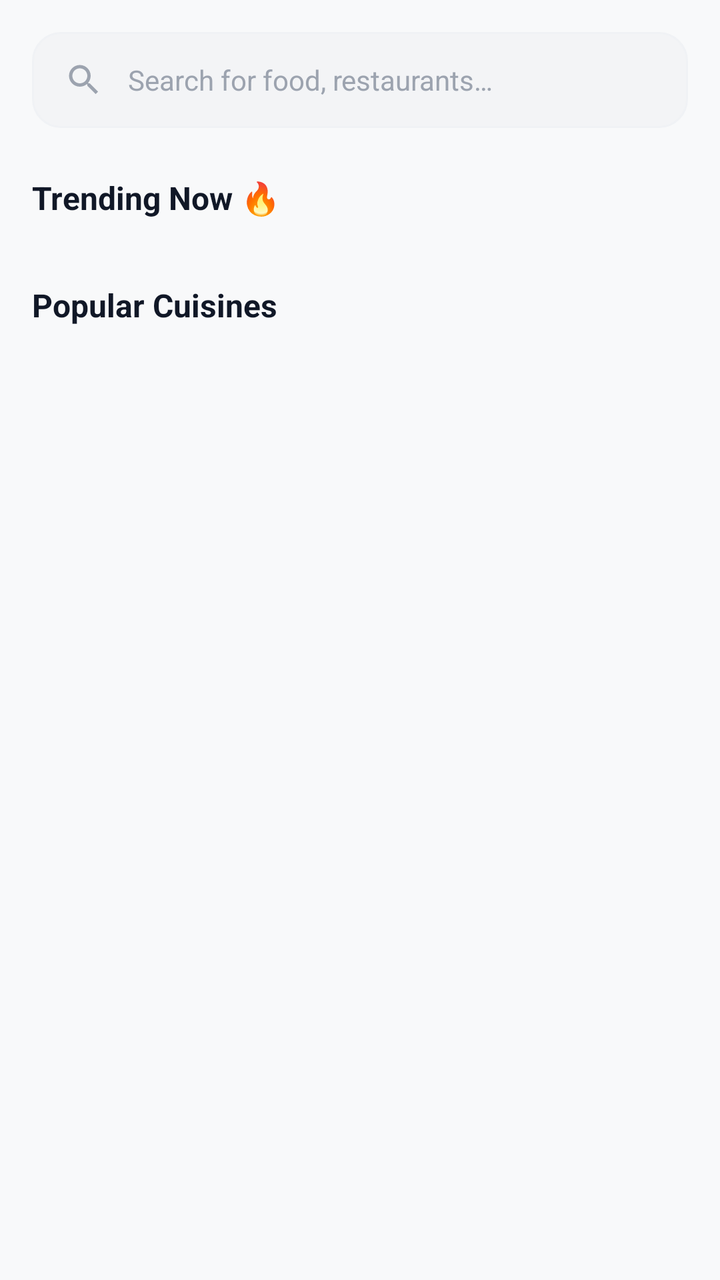
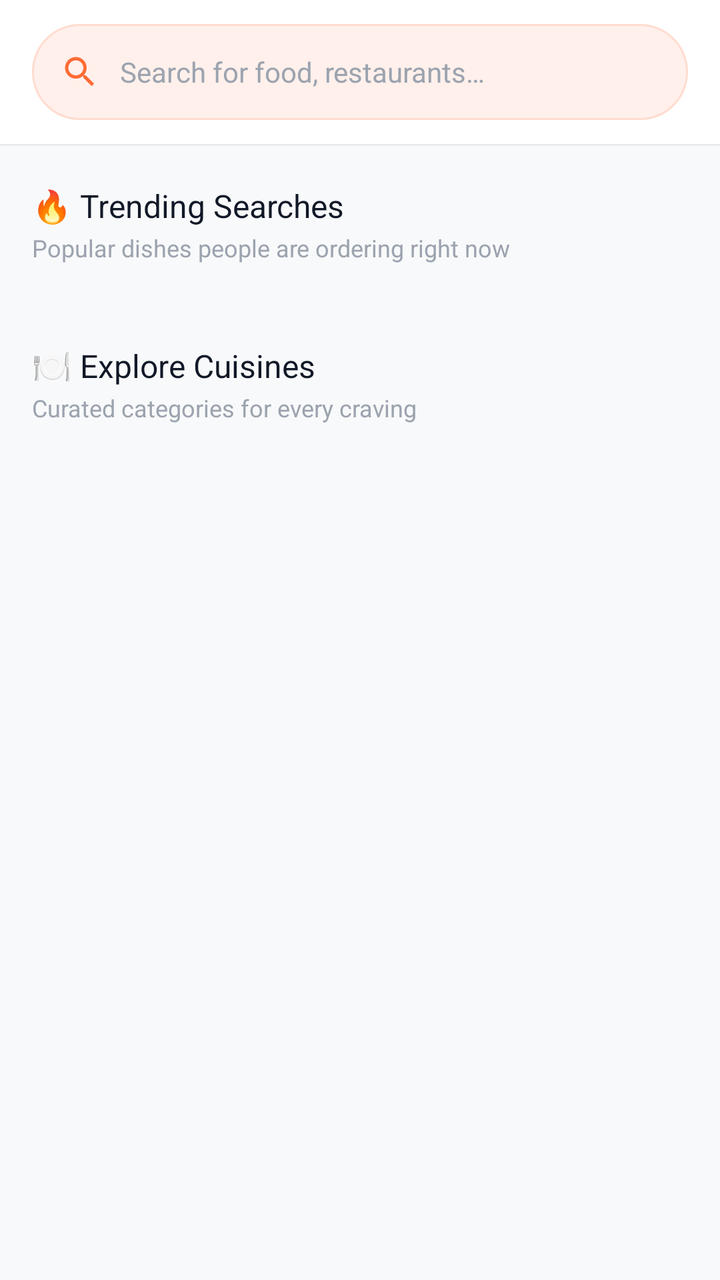

Screens rendered from an Android XML layout before and after an edit, with the pre-edit source and the edit as a unified diff.
<!-- AndroidManifest.xml: application theme Theme.AKRHunger -->
<!-- res/layout/fragment_search.xml -->
<?xml version="1.0" encoding="utf-8"?>
<LinearLayout xmlns:android="http://schemas.android.com/apk/res/android"
    android:layout_width="match_parent"
    android:layout_height="match_parent"
    android:background="@color/background"
    android:orientation="vertical">

    
    <LinearLayout
        android:layout_width="match_parent"
        android:layout_height="wrap_content"
        android:gravity="center_vertical"
        android:paddingHorizontal="16dp"
        android:paddingTop="16dp"
        android:paddingBottom="8dp">

        <ImageView
            android:id="@+id/btn_back"
            android:layout_width="40dp"
            android:layout_height="40dp"
            android:background="?attr/selectableItemBackgroundBorderless"
            android:padding="8dp"
            android:src="@drawable/ic_back"
            android:tint="@color/text_primary"
            android:visibility="gone" />

        <LinearLayout
            android:layout_width="0dp"
            android:layout_height="48dp"
            android:layout_weight="1"
            android:background="@drawable/bg_search_bar"
            android:gravity="center_vertical"
            android:paddingHorizontal="16dp">

            <ImageView
                android:layout_width="20dp"
                android:layout_height="20dp"
                android:src="@drawable/ic_search"
                android:tint="@color/text_hint" />

            <EditText
                android:id="@+id/et_search"
                android:layout_width="0dp"
                android:layout_height="match_parent"
                android:layout_marginStart="12dp"
                android:layout_weight="1"
                android:background="@null"
                android:hint="@string/search_hint"
                android:imeOptions="actionSearch"
                android:inputType="text"
                android:maxLines="1"
                android:textColor="@color/text_primary"
                android:textColorHint="@color/text_hint"
                android:textSize="14sp" />

            <ImageView
                android:id="@+id/btn_clear"
                android:layout_width="20dp"
                android:layout_height="20dp"
                android:src="@drawable/ic_back"
                android:tint="@color/text_hint"
                android:visibility="gone" />
        </LinearLayout>
    </LinearLayout>

    
    <androidx.core.widget.NestedScrollView
        android:layout_width="match_parent"
        android:layout_height="0dp"
        android:layout_weight="1">

        <LinearLayout
            android:layout_width="match_parent"
            android:layout_height="wrap_content"
            android:orientation="vertical"
            android:paddingBottom="24dp">

            
            <LinearLayout
                android:id="@+id/trending_section"
                android:layout_width="match_parent"
                android:layout_height="wrap_content"
                android:layout_marginTop="16dp"
                android:orientation="vertical"
                android:paddingHorizontal="16dp">

                <TextView
                    android:layout_width="wrap_content"
                    android:layout_height="wrap_content"
                    android:text="@string/trending"
                    android:textColor="@color/text_primary"
                    android:textSize="16sp"
                    android:textStyle="bold" />

                <com.google.android.material.chip.ChipGroup
                    android:id="@+id/chip_group_trending"
                    android:layout_width="match_parent"
                    android:layout_height="wrap_content"
                    android:layout_marginTop="8dp" />
            </LinearLayout>

            
            <LinearLayout
                android:id="@+id/cuisines_section"
                android:layout_width="match_parent"
                android:layout_height="wrap_content"
                android:layout_marginTop="24dp"
                android:orientation="vertical"
                android:paddingHorizontal="16dp">

                <TextView
                    android:layout_width="wrap_content"
                    android:layout_height="wrap_content"
                    android:text="@string/popular_cuisines"
                    android:textColor="@color/text_primary"
                    android:textSize="16sp"
                    android:textStyle="bold" />

                <androidx.recyclerview.widget.RecyclerView
                    android:id="@+id/rv_cuisines"
                    android:layout_width="match_parent"
                    android:layout_height="wrap_content"
                    android:layout_marginTop="12dp"
                    android:nestedScrollingEnabled="false" />
            </LinearLayout>

            
            <LinearLayout
                android:id="@+id/results_section"
                android:layout_width="match_parent"
                android:layout_height="wrap_content"
                android:orientation="vertical"
                android:visibility="gone">

                <TextView
                    android:id="@+id/tv_results_count"
                    android:layout_width="wrap_content"
                    android:layout_height="wrap_content"
                    android:layout_marginStart="16dp"
                    android:layout_marginTop="12dp"
                    android:textColor="@color/text_secondary"
                    android:textSize="13sp" />

                <androidx.recyclerview.widget.RecyclerView
                    android:id="@+id/rv_results"
                    android:layout_width="match_parent"
                    android:layout_height="wrap_content"
                    android:layout_marginTop="8dp"
                    android:clipToPadding="false"
                    android:nestedScrollingEnabled="false"
                    android:paddingHorizontal="12dp" />
            </LinearLayout>
        </LinearLayout>
    </androidx.core.widget.NestedScrollView>
</LinearLayout>
<!-- resources referenced by this layout -->
<resources>
  <color name="background">#F8F9FA</color>
  <color name="text_hint">#9CA3AF</color>
  <color name="text_primary">#111827</color>
  <color name="text_secondary">#4B5563</color>
  <!-- drawable bg_search_bar (drawable) -->
  <?xml version="1.0" encoding="utf-8"?>
  <shape xmlns:android="http://schemas.android.com/apk/res/android"
      android:shape="rectangle">
      <corners android:radius="14dp" />
      <solid android:color="@color/surface_variant" />
      <stroke android:width="1dp" android:color="@color/card_border" />
  </shape>
  <string name="popular_cuisines">Popular Cuisines</string>
  <string name="search_hint">Search for food, restaurants…</string>
  <string name="trending">Trending Now 🔥</string>
  <style name="Theme.AKRHunger" parent="Theme.Material3.Light.NoActionBar">
          <item name="colorPrimary">@color/primary</item>
          <item name="colorPrimaryDark">@color/primary_dark</item>
          <item name="colorAccent">@color/primary</item>
          <item name="colorOnPrimary">@color/on_primary</item>
          <item name="colorSecondary">@color/secondary</item>
          <item name="colorOnSecondary">@color/on_secondary</item>
          <item name="android:colorBackground">@color/background</item>
          <item name="colorSurface">@color/surface</item>
          <item name="colorOnSurface">@color/on_surface</item>
          <item name="android:statusBarColor">@color/surface</item>
          <item name="android:windowLightStatusBar">true</item>
          <item name="android:navigationBarColor">@color/surface</item>
          <item name="android:windowLightNavigationBar">true</item>
          <item name="android:fontFamily">sans-serif</item>
      </style>
  <color name="surface_variant">#F3F4F6</color>
  <color name="card_border">#F0F2F5</color>
  <color name="primary">#FF6B35</color>
  <color name="primary_dark">#E55A25</color>
  <color name="on_primary">#FFFFFF</color>
  <color name="secondary">#F59E0B</color>
  <color name="on_secondary">#111827</color>
  <color name="surface">#FFFFFF</color>
  <color name="on_surface">#111827</color>
  <!-- unchanged entries left out for length: 2 -->
</resources>

<!-- the commit's change to res/layout/fragment_search.xml (unified diff, before → after) -->
@@ -1,5 +1,6 @@
 <?xml version="1.0" encoding="utf-8"?>
 <LinearLayout xmlns:android="http://schemas.android.com/apk/res/android"
+    xmlns:app="http://schemas.android.com/apk/res-auto"
     android:layout_width="match_parent"
     android:layout_height="match_parent"
     android:background="@color/background"
@@ -9,42 +10,56 @@
     <LinearLayout
         android:layout_width="match_parent"
         android:layout_height="wrap_content"
+        android:background="@color/surface"
+        android:elevation="1dp"
         android:gravity="center_vertical"
+        android:orientation="horizontal"
         android:paddingHorizontal="16dp"
-        android:paddingTop="16dp"
-        android:paddingBottom="8dp">
-
-        <ImageView
+        android:paddingTop="12dp"
+        android:paddingBottom="12dp">
+
+        <FrameLayout
             android:id="@+id/btn_back"
             android:layout_width="40dp"
             android:layout_height="40dp"
-            android:background="?attr/selectableItemBackgroundBorderless"
-            android:padding="8dp"
-            android:src="@drawable/ic_back"
-            android:tint="@color/text_primary"
-            android:visibility="gone" />
-
+            android:background="@drawable/bg_icon_circle_gray"
+            android:clickable="true"
+            android:focusable="true"
+            android:foreground="?attr/selectableItemBackgroundBorderless"
+            android:visibility="gone">
+
+            <ImageView
+                android:layout_width="20dp"
+                android:layout_height="20dp"
+                android:layout_gravity="center"
+                android:src="@drawable/ic_back"
+                android:tint="@color/text_primary" />
+        </FrameLayout>
+
+        
         <LinearLayout
             android:layout_width="0dp"
             android:layout_height="48dp"
             android:layout_weight="1"
-            android:background="@drawable/bg_search_bar"
+            android:background="@drawable/bg_pill_soft"
             android:gravity="center_vertical"
-            android:paddingHorizontal="16dp">
+            android:orientation="horizontal"
+            android:paddingHorizontal="14dp">
 
             <ImageView
                 android:layout_width="20dp"
                 android:layout_height="20dp"
                 android:src="@drawable/ic_search"
-                android:tint="@color/text_hint" />
+                android:tint="@color/primary" />
 
             <EditText
                 android:id="@+id/et_search"
                 android:layout_width="0dp"
                 android:layout_height="match_parent"
-                android:layout_marginStart="12dp"
+                android:layout_marginStart="10dp"
                 android:layout_weight="1"
                 android:background="@null"
+                android:fontFamily="sans-serif"
                 android:hint="@string/search_hint"
                 android:imeOptions="actionSearch"
                 android:inputType="text"
@@ -55,8 +70,12 @@
 
             <ImageView
                 android:id="@+id/btn_clear"
-                android:layout_width="20dp"
-                android:layout_height="20dp"
+                android:layout_width="22dp"
+                android:layout_height="22dp"
+                android:background="?attr/selectableItemBackgroundBorderless"
+                android:clickable="true"
+                android:focusable="true"
+                android:padding="2dp"
                 android:src="@drawable/ic_back"
                 android:tint="@color/text_hint"
                 android:visibility="gone" />
@@ -67,36 +86,48 @@
     <androidx.core.widget.NestedScrollView
         android:layout_width="match_parent"
         android:layout_height="0dp"
-        android:layout_weight="1">
+        android:layout_weight="1"
+        android:overScrollMode="never">
 
         <LinearLayout
             android:layout_width="match_parent"
             android:layout_height="wrap_content"
             android:orientation="vertical"
-            android:paddingBottom="24dp">
+            android:paddingBottom="32dp">
 
             
             <LinearLayout
                 android:id="@+id/trending_section"
                 android:layout_width="match_parent"
                 android:layout_height="wrap_content"
-                android:layout_marginTop="16dp"
+                android:layout_marginTop="20dp"
                 android:orientation="vertical"
                 android:paddingHorizontal="16dp">
 
                 <TextView
                     android:layout_width="wrap_content"
                     android:layout_height="wrap_content"
-                    android:text="@string/trending"
+                    android:fontFamily="sans-serif-bold"
+                    android:text="🔥 Trending Searches"
                     android:textColor="@color/text_primary"
-                    android:textSize="16sp"
-                    android:textStyle="bold" />
+                    android:textSize="16sp" />
+
+                <TextView
+                    android:layout_width="wrap_content"
+                    android:layout_height="wrap_content"
+                    android:layout_marginTop="2dp"
+                    android:fontFamily="sans-serif"
+                    android:text="Popular dishes people are ordering right now"
+                    android:textColor="@color/text_hint"
+                    android:textSize="12sp" />
 
                 <com.google.android.material.chip.ChipGroup
                     android:id="@+id/chip_group_trending"
                     android:layout_width="match_parent"
                     android:layout_height="wrap_content"
-                    android:layout_marginTop="8dp" />
+                    android:layout_marginTop="12dp"
+                    app:chipSpacingHorizontal="8dp"
+                    app:chipSpacingVertical="8dp" />
             </LinearLayout>
 
             
@@ -104,23 +135,32 @@
                 android:id="@+id/cuisines_section"
                 android:layout_width="match_parent"
                 android:layout_height="wrap_content"
-                android:layout_marginTop="24dp"
+                android:layout_marginTop="28dp"
                 android:orientation="vertical"
                 android:paddingHorizontal="16dp">
 
                 <TextView
                     android:layout_width="wrap_content"
                     android:layout_height="wrap_content"
-                    android:text="@string/popular_cuisines"
+                    android:fontFamily="sans-serif-bold"
+                    android:text="🍽️ Explore Cuisines"
                     android:textColor="@color/text_primary"
-                    android:textSize="16sp"
-                    android:textStyle="bold" />
+                    android:textSize="16sp" />
+
+                <TextView
+                    android:layout_width="wrap_content"
+                    android:layout_height="wrap_content"
+                    android:layout_marginTop="2dp"
+                    android:fontFamily="sans-serif"
+                    android:text="Curated categories for every craving"
+                    android:textColor="@color/text_hint"
+                    android:textSize="12sp" />
 
                 <androidx.recyclerview.widget.RecyclerView
                     android:id="@+id/rv_cuisines"
                     android:layout_width="match_parent"
                     android:layout_height="wrap_content"
-                    android:layout_marginTop="12dp"
+                    android:layout_marginTop="14dp"
                     android:nestedScrollingEnabled="false" />
             </LinearLayout>
 
@@ -132,24 +172,36 @@
                 android:orientation="vertical"
                 android:visibility="gone">
 
-                <TextView
-                    android:id="@+id/tv_results_count"
-                    android:layout_width="wrap_content"
-                    android:layout_height="wrap_content"
-                    android:layout_marginStart="16dp"
-                    android:layout_marginTop="12dp"
-                    android:textColor="@color/text_secondary"
-                    android:textSize="13sp" />
+                <LinearLayout
+                    android:layout_width="match_parent"
+                    android:layout_height="wrap_content"
+                    android:gravity="center_vertical"
+                    android:orientation="horizontal"
+                    android:paddingHorizontal="16dp"
+                    android:paddingTop="16dp"
+                    android:paddingBottom="8dp">
+
+                    <TextView
+                        android:id="@+id/tv_results_count"
+                        android:layout_width="wrap_content"
+                        android:layout_height="wrap_content"
+                        android:background="@drawable/bg_pill_soft"
+                        android:fontFamily="sans-serif-medium"
+                        android:paddingHorizontal="12dp"
+                        android:paddingVertical="4dp"
+                        android:textColor="@color/primary"
+                        android:textSize="12sp" />
+                </LinearLayout>
 
                 <androidx.recyclerview.widget.RecyclerView
                     android:id="@+id/rv_results"
                     android:layout_width="match_parent"
                     android:layout_height="wrap_content"
-                    android:layout_marginTop="8dp"
                     android:clipToPadding="false"
                     android:nestedScrollingEnabled="false"
-                    android:paddingHorizontal="12dp" />
+                    android:paddingHorizontal="8dp" />
             </LinearLayout>
+
         </LinearLayout>
     </androidx.core.widget.NestedScrollView>
 </LinearLayout>
<!-- resource entries referenced after the edit -->
@@ -3,18 +3,25 @@
   <color name="background">#F8F9FA</color>
   <color name="text_hint">#9CA3AF</color>
   <color name="text_primary">#111827</color>
-  <color name="text_secondary">#4B5563</color>
-  <!-- drawable bg_search_bar (drawable) -->
+  <!-- drawable bg_icon_circle_gray (drawable) -->
   <?xml version="1.0" encoding="utf-8"?>
   <shape xmlns:android="http://schemas.android.com/apk/res/android"
-      android:shape="rectangle">
-      <corners android:radius="14dp" />
+      android:shape="oval">
       <solid android:color="@color/surface_variant" />
-      <stroke android:width="1dp" android:color="@color/card_border" />
   </shape>
-  <string name="popular_cuisines">Popular Cuisines</string>
+  <!-- drawable bg_pill_soft (drawable) -->
+  <?xml version="1.0" encoding="utf-8"?>
+  <ripple xmlns:android="http://schemas.android.com/apk/res/android"
+      android:color="@color/primary_15">
+      <item>
+          <shape android:shape="rectangle">
+              <corners android:radius="999dp" />
+              <solid android:color="@color/primary_tint" />
+              <stroke android:width="1dp" android:color="@color/primary_tint_border" />
+          </shape>
+      </item>
+  </ripple>
   <string name="search_hint">Search for food, restaurants…</string>
-  <string name="trending">Trending Now 🔥</string>
   <style name="Theme.AKRHunger" parent="Theme.Material3.Light.NoActionBar">
           <item name="colorPrimary">@color/primary</item>
           <item name="colorPrimaryDark">@color/primary_dark</item>
@@ -30,9 +37,13 @@
           <item name="android:navigationBarColor">@color/surface</item>
           <item name="android:windowLightNavigationBar">true</item>
           <item name="android:fontFamily">sans-serif</item>
+          <item name="materialAlertDialogTheme">@style/ThemeOverlay.AKR.MaterialAlertDialog</item>
+          <item name="bottomSheetDialogTheme">@style/ThemeOverlay.AKR.BottomSheetDialog</item>
       </style>
   <color name="surface_variant">#F3F4F6</color>
-  <color name="card_border">#F0F2F5</color>
+  <color name="primary_15">#26FF6B35</color>
+  <color name="primary_tint">#FFF0EB</color>
+  <color name="primary_tint_border">#FFDCD0</color>
   <color name="primary">#FF6B35</color>
   <color name="primary_dark">#E55A25</color>
   <color name="on_primary">#FFFFFF</color>
@@ -40,6 +51,28 @@
   <color name="on_secondary">#111827</color>
   <color name="surface">#FFFFFF</color>
   <color name="on_surface">#111827</color>
+  <style name="ThemeOverlay.AKR.MaterialAlertDialog" parent="ThemeOverlay.Material3.MaterialAlertDialog">
+          <item name="shapeAppearance">@style/ShapeAppearance.AKR.Dialog</item>
+          <item name="shapeAppearanceOverlay">@style/ShapeAppearance.AKR.Dialog</item>
+          <item name="colorSurface">@color/surface</item>
+          <item name="android:backgroundDimAmount">0.5</item>
+      </style>
+  <style name="ThemeOverlay.AKR.BottomSheetDialog" parent="ThemeOverlay.Material3.BottomSheetDialog">
+          <item name="bottomSheetStyle">@style/Widget.AKR.BottomSheet</item>
+      </style>
+  <style name="ShapeAppearance.AKR.Dialog" parent="">
+          <item name="cornerFamily">rounded</item>
+          <item name="cornerSize">24dp</item>
+      </style>
+  <style name="Widget.AKR.BottomSheet" parent="Widget.Material3.BottomSheet">
+          <item name="shapeAppearanceOverlay">@style/ShapeAppearance.AKR.BottomSheet</item>
+          <item name="backgroundTint">@color/surface</item>
+      </style>
+  <style name="ShapeAppearance.AKR.BottomSheet" parent="">
+          <item name="cornerFamily">rounded</item>
+          <item name="cornerSizeTopLeft">28dp</item>
+          <item name="cornerSizeTopRight">28dp</item>
+      </style>
   <!-- unchanged entries left out for length: 2 -->
 </resources>
 
